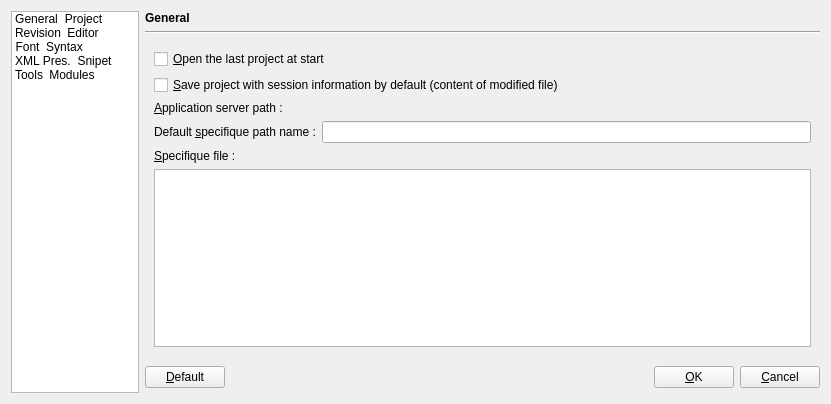
Qt form xinx/ui/custom.ui (phoenix741/xinx) before a commit.
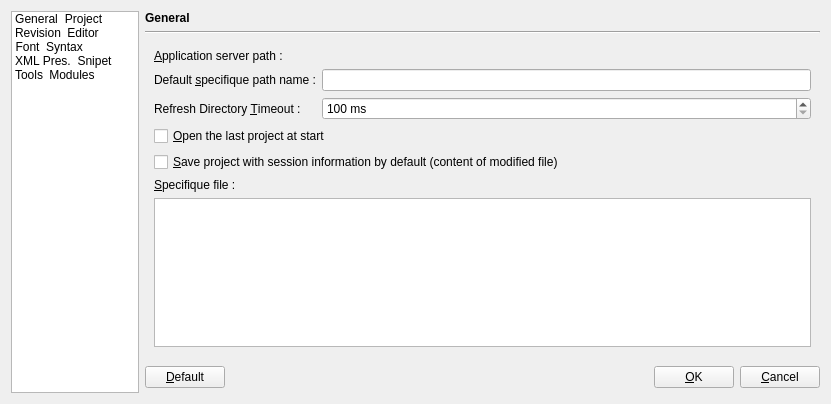
The same form after that commit. The open tabs and pages were chosen to show the change. Icons and pictures are not drawn. Custom widgets are drawn as their Qt base class.

```diff
--- a/xinx/ui/custom.ui
+++ b/xinx/ui/custom.ui
@@ -268,30 +268,6 @@
        </rect>
       </property>
       <layout class="QGridLayout" name="gridLayout_3" >
-       <item row="0" column="0" colspan="2" >
-        <widget class="QCheckBox" name="m_openLastProjectCheckBox" >
-         <property name="whatsThis" >
-          <string>This is the last opened project (&lt;i>if any, it's the opened project when &lt;b>XINX&lt;/b> is closed&lt;/i>), when &lt;b>XINX&lt;/b> is started.</string>
-         </property>
-         <property name="text" >
-          <string>&amp;Open the last project at start</string>
-         </property>
-        </widget>
-       </item>
-       <item row="1" column="0" colspan="2" >
-        <widget class="QCheckBox" name="m_saveSessionCheckBox" >
-         <property name="whatsThis" >
-          <string>&lt;p>This define the default way to close the project.&lt;/p>
-&lt;p>If checked, when the project, or the application is closed informations about unsaved files are stored in a session file.&lt;/p>
-&lt;p>Else, the XINX ask the user about unsaved file.&lt;/p>
-&lt;p/>
-&lt;p>&lt;i>In case of crash &lt;b>XINX&lt;/b> save the project in session mode automatically.&lt;/i>&lt;/p></string>
-         </property>
-         <property name="text" >
-          <string>&amp;Save project with session information by default (content of modified file)</string>
-         </property>
-        </widget>
-       </item>
        <item row="2" column="0" >
         <widget class="QLabel" name="label_2" >
          <property name="text" >
@@ -331,7 +307,36 @@
          </property>
         </widget>
        </item>
-       <item row="4" column="0" colspan="2" >
+       <item row="4" column="0" >
+        <widget class="QLabel" name="label_20" >
+         <property name="text" >
+          <string>Refresh Directory &amp;Timeout :</string>
+         </property>
+         <property name="buddy" >
+          <cstring>m_refreshProjectTimoutSpinBox</cstring>
+         </property>
+        </widget>
+       </item>
+       <item row="4" column="1" >
+        <widget class="QSpinBox" name="m_refreshProjectTimoutSpinBox" >
+         <property name="whatsThis" >
+          <string>Timeout before the directory view is reloaded with your filter.</string>
+         </property>
+         <property name="suffix" >
+          <string> ms</string>
+         </property>
+         <property name="minimum" >
+          <number>100</number>
+         </property>
+         <property name="maximum" >
+          <number>10000</number>
+         </property>
+         <property name="singleStep" >
+          <number>10</number>
+         </property>
+        </widget>
+       </item>
+       <item row="7" column="0" colspan="2" >
         <widget class="QLabel" name="label_16" >
          <property name="text" >
           <string>&amp;Specifique file :</string>
@@ -341,13 +346,37 @@
          </property>
         </widget>
        </item>
-       <item row="5" column="0" colspan="2" >
+       <item row="8" column="0" colspan="2" >
         <widget class="QTableView" name="m_specifiqueTableView" >
          <property name="whatsThis" >
           <string>For each type of files, you can choose a sub-directory of the default specifique path name (ie. &lt;i>langue/fra/nav/projet/js&lt;/i>). You can choose if the type of file can be Specifique or not. If not, the sub-directory is ignored.</string>
          </property>
         </widget>
        </item>
+       <item row="5" column="0" colspan="2" >
+        <widget class="QCheckBox" name="m_openLastProjectCheckBox" >
+         <property name="whatsThis" >
+          <string>This is the last opened project (&lt;i>if any, it's the opened project when &lt;b>XINX&lt;/b> is closed&lt;/i>), when &lt;b>XINX&lt;/b> is started.</string>
+         </property>
+         <property name="text" >
+          <string>&amp;Open the last project at start</string>
+         </property>
+        </widget>
+       </item>
+       <item row="6" column="0" colspan="2" >
+        <widget class="QCheckBox" name="m_saveSessionCheckBox" >
+         <property name="whatsThis" >
+          <string>&lt;p>This define the default way to close the project.&lt;/p>
+&lt;p>If checked, when the project, or the application is closed informations about unsaved files are stored in a session file.&lt;/p>
+&lt;p>Else, the XINX ask the user about unsaved file.&lt;/p>
+&lt;p/>
+&lt;p>&lt;i>In case of crash &lt;b>XINX&lt;/b> save the project in session mode automatically.&lt;/i>&lt;/p></string>
+         </property>
+         <property name="text" >
+          <string>&amp;Save project with session information by default (content of modified file)</string>
+         </property>
+        </widget>
+       </item>
       </layout>
      </widget>
      <widget class="QWidget" name="m_revision" >
```
Left out of the diff: 483 changed lines with no effect on the pictures.
